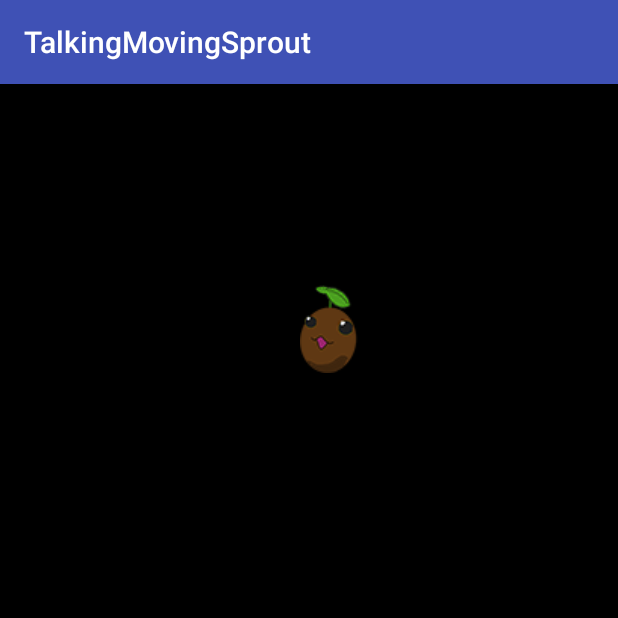
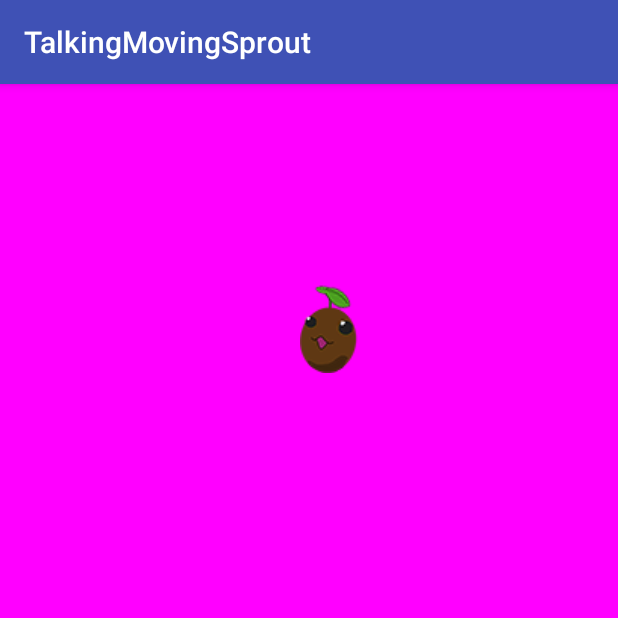
Before and after one commit to Biometrix-Health-Self-Improvement/PJ-WIP, an Android app: the screen it shows after launch (MainActivity), on a phone screen of 412 x 824 dp, the top half of it. Run offline under Robolectric (Android 15) with nearby library versions, the phone set to English and light mode, and no system bars; pictures from the network do not load.

Commit message:
Got sound working! BUT major setback...
XML Sprout is fast, easy, NON-REUSABLE and UGLY.
Custom View class Sprout could potentially be PERFECT, but really HARD
to implement. (Have to make own event handlers and buttons etc.)

```diff
--- a/Reap/app/src/main/java/rocketanimalcontrol/reap/CustomView.java
+++ b/Reap/app/src/main/java/rocketanimalcontrol/reap/CustomView.java
@@ -4,22 +4,25 @@ import android.content.Context;
 import android.graphics.Canvas;
 import android.graphics.Color;
 import android.graphics.Paint;
+import android.view.MotionEvent;
 import android.view.SurfaceView;
 import android.view.View;
 
 public class CustomView extends View{
+
+    boolean mDownTouch = false;
 
     private SpriteAnimation animation;
 
     public CustomView(Context context) {
         super(context);
 
+    }
 
-    }
     @Override
     public void onDraw(Canvas canvas) {
         super.onDraw(canvas);
-        canvas.drawColor(Color.BLACK);
+        canvas.drawColor(Color.MAGENTA);
         canvas.drawBitmap(animation.getCurrentFrame(), 300, 200, new Paint());
         animation.update();
         //NOT thread safe
@@ -32,6 +35,12 @@ public class CustomView extends View{
         this.postInvalidate();
     }
 
+  //Making buttons work.
+  @Override
+  public boolean onTouchEvent(MotionEvent event) {
+      return super.onTouchEvent(event);
+  }
+    //http://developer.android.com/reference/android/view/GestureDetector.SimpleOnGestureListener.html
 
     public void setAnimation(SpriteAnimation animation)
     {
--- a/Reap/app/src/main/java/rocketanimalcontrol/reap/MainActivity.java
+++ b/Reap/app/src/main/java/rocketanimalcontrol/reap/MainActivity.java
@@ -1,35 +1,33 @@
 package rocketanimalcontrol.reap;
 
+import android.media.AudioManager;
+import android.media.SoundPool;
 import android.support.v7.app.AppCompatActivity;
 import android.os.Bundle;
-import android.app.Activity; //? This needed with AppCompatActivity ?
 import android.graphics.Bitmap;
 import android.graphics.BitmapFactory;
-import android.graphics.Rect;
+import android.widget.Button;
+//import android.graphics.Rect;
 import android.view.View;
-import android.view.Menu;
+//import android.view.Menu;
 //import android.view.animation.Animation;
 
 import java.util.ArrayList;
 
-public class MainActivity extends AppCompatActivity {
-
+public class MainActivity extends AppCompatActivity// implements View.OnClickListener
+{
+    //Animation, bitmaps, and canvas for Sprout
     private ArrayList<Bitmap> bitmaps;//new here or in OnCreate?
     private SpriteAnimation animation;
     private CustomView view;
-
-    //Auto-generated code
-//    @Override
-//    protected void onCreate(Bundle savedInstanceState) {
-//        super.onCreate(savedInstanceState);
-//        setContentView(R.layout.activity_main);
-//    }
+    //Sound data for Sprout
+    public SoundPool mySound;
+    int cutebroopId;
 
     @Override
     protected void onCreate(Bundle savedInstanceState) {
         super.onCreate(savedInstanceState);
         view = new CustomView(this);
-
 
         bitmaps = new ArrayList<Bitmap>();
 
@@ -44,6 +42,29 @@ public class MainActivity extends AppCompatActivity {
         view.setAnimation(animation);
         setContentView(view);
 
+
+        //Sound button code (deprecated)
+        mySound = new SoundPool(1, AudioManager.STREAM_MUSIC, 0);
+        cutebroopId = mySound.load(this, R.raw.cutebroop, 1);
+
+        ////Sound button (NEED TO IMPLEMENT CUSTOM VIEW ONCLICK HANDLING FIRST)(Or fragment views...) //http://developer.android.com/training/custom-views/making-interactive.html
+       //setContentView(R.layout.activity_main); //uncomment this to see sound working w/o CustomView
+//       final Button playmySound = (Button) findViewById(R.id.button); //can't find button null
+//        playmySound.setOnClickListener (new View.OnClickListener() {
+//
+//            @Override //after CustomView done you'll be able to do http://www.mysamplecode.com/2011/10/android-programmatically-generate.html
+//            public void onClick(View v) {
+//                mySound.play(cutebroopId,1,1,1,0,1f);
+//            }
+//        });
+
+
+
+
+
+
+
+
     }
 //ERROR: cannot resolve menu symbol
 //    @Override
```
Also changed, not shown: Reap/app/src/main/res/layout/activity_main.xml (+6 -5 lines), 1 other file.
